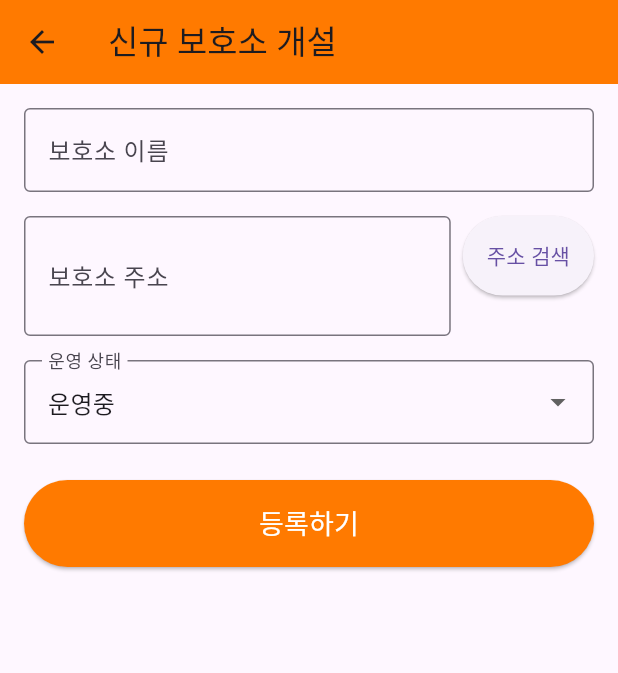
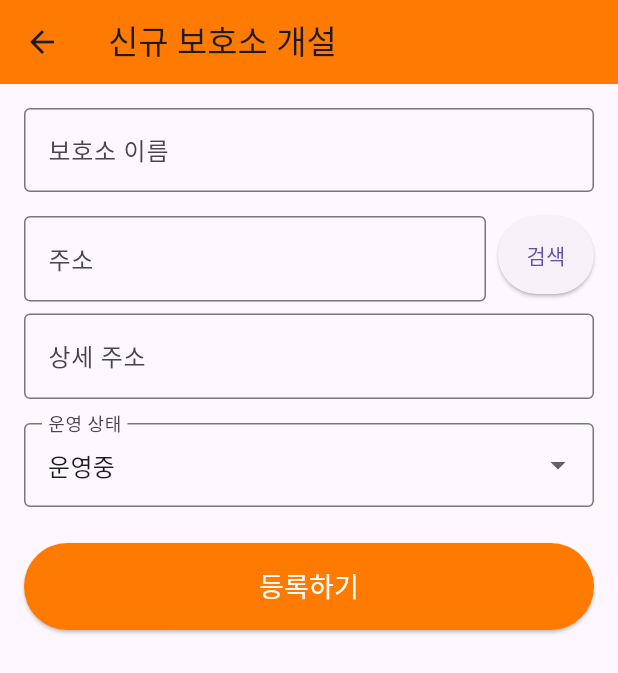
Before and after one commit to jechang-yeon/carelink_app, a Flutter app: the screen it shows once a user with an empty profile is signed in, after a tap on the "add" icon, on a phone screen of 412 x 824 dp. Shown: the top 673 px of the screen. Run offline on Flutter 3.47's test engine with Material 3 defaults, Android fonts, the light colour scheme and no system bars; our stand-ins replace cloud_firestore, firebase_auth, firebase_core, firebase_storage, image_picker, webview_flutter; missing offline and left inert: webview_flutter_android, webview_flutter_wkwebview; accounts and stored records are empty; network calls fail.

Commit message:
20251015_02_수정

```diff
--- a/lib/screens/auth/login_screen.dart
+++ b/lib/screens/auth/login_screen.dart
@@ -1,5 +1,6 @@
 import 'package:flutter/material.dart';
 import 'package:firebase_auth/firebase_auth.dart';
+import 'dart:developer' as developer; // 상세 로그를 위해 추가
 
 class LoginScreen extends StatefulWidget {
   const LoginScreen({super.key});
@@ -9,52 +10,9 @@ class LoginScreen extends StatefulWidget {
 }
 
 class _LoginScreenState extends State<LoginScreen> {
-  final FirebaseAuth _auth = FirebaseAuth.instance;
-  final TextEditingController _emailController = TextEditingController();
-  final TextEditingController _passwordController = TextEditingController();
+  final _emailController = TextEditingController();
+  final _passwordController = TextEditingController();
   bool _isLoading = false;
-
-  static const Color primaryOrange = Color(0xFFFF7A00);
-  static const Color darkGrey = Color(0xFF4A4A4A);
-  static const Color lightGrey = Color(0xFFF5F5F5);
-
-  Future<void> _signIn() async {
-    final scaffoldMessenger = ScaffoldMessenger.of(context);
-
-    if (_isLoading) return;
-    setState(() => _isLoading = true);
-
-    try {
-      await _auth.signInWithEmailAndPassword(
-        email: _emailController.text.trim(),
-        password: _passwordController.text.trim(),
-      );
-      // 로그인 성공 시, main.dart의 AuthWrapper가 자동으로 화면을 전환해주므로
-      // 여기서 화면 이동 코드를 작성할 필요가 없습니다.
-
-    } on FirebaseAuthException catch (e) {
-      String message = '로그인에 실패했습니다. 다시 시도해주세요.';
-      if (e.code == 'user-not-found' || e.code == 'wrong-password' || e.code == 'invalid-credential') {
-        message = '이메일 또는 비밀번호가 올바르지 않습니다.';
-      } else if (e.code == 'invalid-email') {
-        message = '올바른 이메일 형식이 아닙니다.';
-      }
-
-      if (!mounted) return;
-      scaffoldMessenger.showSnackBar(
-        SnackBar(content: Text(message), backgroundColor: Colors.red),
-      );
-    } catch (e) {
-      if (!mounted) return;
-      scaffoldMessenger.showSnackBar(
-        SnackBar(content: Text('알 수 없는 오류가 발생했습니다: ${e.toString()}'), backgroundColor: Colors.red),
-      );
-    } finally {
-      if (mounted) {
-        setState(() => _isLoading = false);
-      }
-    }
-  }
 
   @override
   void dispose() {
@@ -63,94 +21,126 @@ class _LoginScreenState extends State<LoginScreen> {
     super.dispose();
   }
 
+  Future<void> _signIn() async {
+    // 키보드 숨기기
+    FocusScope.of(context).unfocus();
+
+    setState(() {
+      _isLoading = true;
+    });
+
+    try {
+      await FirebaseAuth.instance.signInWithEmailAndPassword(
+        email: _emailController.text.trim(),
+        password: _passwordController.text.trim(),
+      );
+      // 로그인 성공 시 StreamBuilder가 자동으로 화면을 전환해주므로 별도 처리가 필요 없습니다.
+
+    } on FirebaseAuthException catch (e) {
+      developer.log('로그인 실패: Firebase 오류 코드 - ${e.code}', name: 'LoginScreen');
+
+      String errorMessage = '로그인에 실패했습니다. 다시 시도해주세요.';
+      // --- 수정된 부분: 최신 오류 코드 처리 ---
+      if (e.code == 'invalid-credential') {
+        errorMessage = '등록되지 않은 이메일이거나 비밀번호가 틀렸습니다.';
+      } else if (e.code == 'invalid-email') {
+        errorMessage = '유효하지 않은 이메일 형식입니다.';
+      } else if (e.code == 'user-disabled') {
+        errorMessage = '사용 중지된 계정입니다.';
+      }
+
+      if (mounted) {
+        ScaffoldMessenger.of(context).showSnackBar(
+          SnackBar(content: Text(errorMessage)),
+        );
+      }
+    } catch (e) {
+      developer.log('로그인 실패: 알 수 없는 오류 - $e', name: 'LoginScreen');
+      if (mounted) {
+        ScaffoldMessenger.of(context).showSnackBar(
+          const SnackBar(content: Text('알 수 없는 오류가 발생했습니다.')),
+        );
+      }
+    } finally {
+      if (mounted) {
+        setState(() {
+          _isLoading = false;
+        });
+      }
+    }
+  }
+
   @override
   Widget build(BuildContext context) {
     return Scaffold(
-      backgroundColor: lightGrey,
+      backgroundColor: const Color(0xFFF5F5F5),
       body: SafeArea(
-        child: Padding(
-          padding: const EdgeInsets.symmetric(horizontal: 24.0),
+        child: Center(
+          child: SingleChildScrollView(
+            padding: const EdgeInsets.all(32.0),
             child: Column(
               mainAxisAlignment: MainAxisAlignment.center,
-            crossAxisAlignment: CrossAxisAlignment.stretch,
-            children: <Widget>[
+              children: [
                 const Icon(
                   Icons.pets,
-                size: 100,
-                color: primaryOrange,
+                  size: 80,
+                  color: Color(0xFFFF7A00),
                 ),
-              const SizedBox(height: 8),
+                const SizedBox(height: 24),
                 const Text(
-                '케어링크',
-                textAlign: TextAlign.center,
+                  'CareLink',
                   style: TextStyle(
                     fontSize: 32,
                     fontWeight: FontWeight.bold,
-                  color: darkGrey,
+                    color: Color(0xFF4A4A4A),
                   ),
                 ),
                 const Text(
                   '임시보호소 관리 시스템',
-                textAlign: TextAlign.center,
                   style: TextStyle(
                     fontSize: 16,
                     color: Colors.grey,
                   ),
                 ),
-              const SizedBox(height: 48.0),
+                const SizedBox(height: 48),
                 TextField(
                   controller: _emailController,
-                keyboardType: TextInputType.emailAddress,
                   decoration: InputDecoration(
-                  hintText: '이메일 주소',
-                  filled: true,
-                  fillColor: Colors.white,
+                    labelText: '이메일',
                     border: OutlineInputBorder(
-                    borderRadius: BorderRadius.circular(12.0),
-                    borderSide: BorderSide.none,
+                      borderRadius: BorderRadius.circular(12),
                     ),
                   ),
+                  keyboardType: TextInputType.emailAddress,
                 ),
-              const SizedBox(height: 16.0),
+                const SizedBox(height: 16),
                 TextField(
                   controller: _passwordController,
-                obscureText: true,
                   decoration: InputDecoration(
-                  hintText: '비밀번호',
-                  filled: true,
-                  fillColor: Colors.white,
+                    labelText: '비밀번호',
                     border: OutlineInputBorder(
-                    borderRadius: BorderRadius.circular(12.0),
-                    borderSide: BorderSide.none,
+                      borderRadius: BorderRadius.circular(12),
                     ),
                   ),
+                  obscureText: true,
                 ),
-              const SizedBox(height: 24.0),
-              ElevatedButton(
+                const SizedBox(height: 32),
+                SizedBox(
+                  width: double.infinity,
+                  child: ElevatedButton(
+                    onPressed: _isLoading ? null : _signIn,
                     style: ElevatedButton.styleFrom(
-                  backgroundColor: primaryOrange,
-                  padding: const EdgeInsets.symmetric(vertical: 16.0),
+                      backgroundColor: const Color(0xFFFF7A00),
+                      padding: const EdgeInsets.symmetric(vertical: 16),
                       shape: RoundedRectangleBorder(
-                    borderRadius: BorderRadius.circular(12.0),
+                        borderRadius: BorderRadius.circular(12),
                       ),
-                  elevation: 5,
                     ),
-                onPressed: _signIn,
                     child: _isLoading
-                    ? const SizedBox(
-                  height: 20,
-                  width: 20,
-                  child: CircularProgressIndicator(
-                    color: Colors.white,
-                    strokeWidth: 3,
-                  ),
-                )
+                        ? const CircularProgressIndicator(color: Colors.white)
                         : const Text(
                       '로그인',
-                  style: TextStyle(
-                    fontSize: 18,
-                    fontWeight: FontWeight.bold,
-                    color: Colors.white,
+                      style: TextStyle(fontSize: 18, color: Colors.white),
                     ),
                   ),
                 ),
@@ -158,6 +148,7 @@ class _LoginScreenState extends State<LoginScreen> {
             ),
           ),
         ),
+      ),
     );
   }
 }
--- a/lib/screens/home/home_screen.dart
+++ b/lib/screens/home/home_screen.dart
@@ -1,21 +1,21 @@
-import 'package:carelink_app/screens/shelter/add_shelter_screen.dart';
-import 'package:carelink_app/screens/shelter/edit_shelter_screen.dart';
-import 'package:carelink_app/screens/shelter/shelter_detail_screen.dart';
-import 'package:carelink_app/widgets/delete_confirmation_dialog.dart';
+import 'package:carelink_app/widgets/dashboard_summary_card.dart';
 import 'package:flutter/material.dart';
 import 'package:firebase_auth/firebase_auth.dart';
 import 'package:cloud_firestore/cloud_firestore.dart';
+
 import '../../models/shelter.dart';
+import '../../widgets/delete_confirmation_dialog.dart';
+import '../shelter/add_shelter_screen.dart';
+import '../shelter/edit_shelter_screen.dart';
+import '../shelter/shelter_detail_screen.dart';
+import '../logs/activity_log_screen.dart';
 
 class HomeScreen extends StatelessWidget {
   const HomeScreen({super.key});
 
   Future<void> _deleteShelter(BuildContext context, Shelter shelter) async {
     try {
-      // 참고: Firestore의 하위 컬렉션은 문서 삭제 시 자동으로 삭제되지 않습니다.
-      // 실제 프로덕션 앱에서는 이 보호소에 속한 모든 동물 정보(하위 컬렉션)를
-      // 먼저 삭제하는 로직(예: Cloud Function)을 추가해야 합니다.
-      // 현재는 보호소 문서만 삭제합니다.
+      // 참고: 실제 앱에서는 Cloud Functions를 이용해 하위 컬렉션을 삭제해야 합니다.
       await FirebaseFirestore.instance
           .collection('shelters')
           .doc(shelter.id)
@@ -41,6 +41,17 @@ class HomeScreen extends StatelessWidget {
         backgroundColor: const Color(0xFF4A4A4A),
         actions: [
           IconButton(
+            icon: const Icon(Icons.receipt_long),
+            onPressed: () {
+              Navigator.of(context).push(
+                MaterialPageRoute(
+                  builder: (context) => const ActivityLogScreen(),
+                ),
+              );
+            },
+            tooltip: '전체 활동 기록',
+          ),
+          IconButton(
             icon: const Icon(Icons.logout),
             onPressed: () {
               FirebaseAuth.instance.signOut();
@@ -49,7 +60,15 @@ class HomeScreen extends StatelessWidget {
           ),
         ],
       ),
-      body: StreamBuilder<QuerySnapshot>(
+      // --- 화면 구조를 Column으로 변경 ---
+      body: Column(
+        children: [
+          // --- 1. 상단에 대시보드 요약 카드 추가 ---
+          const DashboardSummaryCard(),
+
+          // --- 2. 하단에 보호소 목록을 Expanded로 감싸서 추가 ---
+          Expanded(
+            child: StreamBuilder<QuerySnapshot>(
               stream: FirebaseFirestore.instance
                   .collection('shelters')
                   .orderBy('createdAt', descending: true)
@@ -73,14 +92,15 @@ class HomeScreen extends StatelessWidget {
                     .toList();
 
                 return ListView.builder(
-            padding: const EdgeInsets.all(8.0),
+                  padding: const EdgeInsets.symmetric(horizontal: 8.0),
                   itemCount: shelters.length,
                   itemBuilder: (context, index) {
                     final shelter = shelters[index];
                     return Card(
-                margin: const EdgeInsets.symmetric(vertical: 8.0),
+                      margin: const EdgeInsets.symmetric(vertical: 6.0),
                       child: ListTile(
-                  contentPadding: const EdgeInsets.fromLTRB(16, 8, 8, 8),
+                        contentPadding:
+                        const EdgeInsets.fromLTRB(16, 8, 8, 8),
                         leading: Icon(
                           Icons.home_work_rounded,
                           color: shelter.status == '운영중'
@@ -111,8 +131,9 @@ class HomeScreen extends StatelessWidget {
                                 builder: (context) => DeleteConfirmationDialog(
                                   title: '보호소 삭제',
                                   content:
-                            '정말로 ${shelter.name} 보호소를 삭제하시겠습니까?\n보호소에 등록된 모든 동물 정보도 함께 삭제되며, 이 작업은 되돌릴 수 없습니다.',
-                            onConfirm: () => _deleteShelter(context, shelter),
+                                  '정말로 ${shelter.name} 보호소를 삭제하시겠습니까?\n이 작업은 되돌릴 수 없습니다.',
+                                  onConfirm: () =>
+                                      _deleteShelter(context, shelter),
                                 ),
                               );
                             }
@@ -143,6 +164,9 @@ class HomeScreen extends StatelessWidget {
                 );
               },
             ),
+          ),
+        ],
+      ),
       floatingActionButton: FloatingActionButton(
         onPressed: () {
           Navigator.of(context).push(
--- a/lib/screens/search/address_search_screen.dart
+++ b/lib/screens/search/address_search_screen.dart
@@ -36,11 +36,13 @@ class _AddressSearchScreenState extends State<AddressSearchScreen> {
       ..addJavaScriptChannel(
         'onComplete',
         onMessageReceived: (JavaScriptMessage message) {
-          // 주소 검색이 완료되면, 선택된 주소 데이터를 가지고 이전 화면으로 돌아갑니다.
           Navigator.of(context).pop(message.message);
         },
       )
-      ..loadRequest(Uri.parse('https://jechang-yeon.github.io/carelink_postcode/')); // 여기에 나중에 만들 주소 검색 페이지 URL 입력
+    // --- 수정된 URL ---
+    // 사용자님의 GitHub Pages URL로 변경해야 합니다.
+      ..loadRequest(Uri.parse(
+          'https://jechang-yeon.github.io/carelink_postcode/postcode.html'));
 
     if (controller.platform is AndroidWebViewController) {
       AndroidWebViewController.enableDebugging(true);
--- a/lib/screens/shelter/add_shelter_screen.dart
+++ b/lib/screens/shelter/add_shelter_screen.dart
@@ -1,6 +1,6 @@
+import 'package:carelink_app/widgets/address_input_field.dart';
 import 'package:flutter/material.dart';
 import 'package:cloud_firestore/cloud_firestore.dart';
-import '../search/address_search_screen.dart'; // 주소 검색 화면 import
 
 class AddShelterScreen extends StatefulWidget {
   const AddShelterScreen({super.key});
@@ -12,7 +12,8 @@ class AddShelterScreen extends StatefulWidget {
 class _AddShelterScreenState extends State<AddShelterScreen> {
   final _formKey = GlobalKey<FormState>();
   final _nameController = TextEditingController();
-  final _addressController = TextEditingController(); // 주소 컨트롤러
+  final _addressController = TextEditingController();
+  final _addressDetailController = TextEditingController(); // 상세 주소 컨트롤러
   String _status = '운영중';
   bool _isLoading = false;
 
@@ -20,6 +21,7 @@ class _AddShelterScreenState extends State<AddShelterScreen> {
   void dispose() {
     _nameController.dispose();
     _addressController.dispose();
+    _addressDetailController.dispose();
     super.dispose();
   }
 
@@ -32,6 +34,7 @@ class _AddShelterScreenState extends State<AddShelterScreen> {
         await FirebaseFirestore.instance.collection('shelters').add({
           'name': _nameController.text,
           'address': _addressController.text,
+          'addressDetail': _addressDetailController.text, // 상세 주소 저장
           'status': _status,
           'createdAt': Timestamp.now(),
         });
@@ -47,8 +50,6 @@ class _AddShelterScreenState extends State<AddShelterScreen> {
           SnackBar(content: Text('오류가 발생했습니다: $e')),
         );
       } finally {
-        // --- 수정된 부분 ---
-        // return을 사용하지 않고, mounted 상태일 때만 setState를 호출하도록 변경
         if (mounted) {
           setState(() {
             _isLoading = false;
@@ -78,59 +79,14 @@ class _AddShelterScreenState extends State<AddShelterScreen> {
                   labelText: '보호소 이름',
                   border: OutlineInputBorder(),
                 ),
-                validator: (value) {
-                  if (value == null || value.isEmpty) {
-                    return '보호소 이름을 입력해주세요.';
-                  }
-                  return null;
-                },
+                validator: (value) =>
+                value!.isEmpty ? '보호소 이름을 입력해주세요.' : null,
               ),
               const SizedBox(height: 16),
-              Row(
-                crossAxisAlignment: CrossAxisAlignment.start,
-                children: [
-                  Expanded(
-                    child: TextFormField(
-                      controller: _addressController,
-                      decoration: const InputDecoration(
-                        labelText: '보호소 주소',
-                        border: OutlineInputBorder(),
-                      ),
-                      validator: (value) {
-                        if (value == null || value.isEmpty) {
-                          return '보호소 주소를 입력해주세요.';
-                        }
-                        return null;
-                      },
-                      maxLines: 2, // 주소가 길 수 있으므로 2줄로 설정
-                    ),
-                  ),
-                  const SizedBox(width: 8),
-                  ElevatedButton(
-                    onPressed: () async {
-                      // 주소 검색 화면으로 이동하고 결과를 받음
-                      final result = await Navigator.of(context).push(
-                        MaterialPageRoute(
-                          builder: (context) => const AddressSearchScreen(),
-                        ),
-                      );
-
-                      // 결과가 있으면 주소 컨트롤러에 값 설정
-                      if (result != null && result is String) {
-                        setState(() {
-                          _addressController.text = result;
-                        });
-                      }
-                    },
-                    style: ElevatedButton.styleFrom(
-                      padding: const EdgeInsets.symmetric(
-                        horizontal: 16,
-                        vertical: 16,
-                      ),
-                    ),
-                    child: const Text('주소 검색'),
-                  ),
-                ],
+              // --- 새로운 주소 입력 필드 적용 ---
+              AddressInputField(
+                mainAddressController: _addressController,
+                detailAddressController: _addressDetailController,
               ),
               const SizedBox(height: 16),
               DropdownButtonFormField<String>(
--- a/lib/screens/shelter/edit_shelter_screen.dart
+++ b/lib/screens/shelter/edit_shelter_screen.dart
@@ -49,7 +49,7 @@ class _EditShelterScreenState extends State<EditShelterScreen> {
         });
 
         if (!mounted) return;
-        Navigator.of(context).pop(); // 수정 후 대시보드로 복귀
+        Navigator.of(context).pop();
         ScaffoldMessenger.of(context).showSnackBar(
           const SnackBar(content: Text('보호소 정보가 성공적으로 수정되었습니다.')),
         );
@@ -98,8 +98,10 @@ class _EditShelterScreenState extends State<EditShelterScreen> {
                   Expanded(
                     child: TextFormField(
                       controller: _addressController,
+                      readOnly: true,
                       decoration: const InputDecoration(
                         labelText: '보호소 주소',
+                        hintText: '오른쪽 버튼으로 주소를 검색하세요.',
                         border: OutlineInputBorder(),
                       ),
                       validator: (value) =>
@@ -124,10 +126,10 @@ class _EditShelterScreenState extends State<EditShelterScreen> {
                     style: ElevatedButton.styleFrom(
                       padding: const EdgeInsets.symmetric(
                         horizontal: 16,
-                        vertical: 16,
+                        vertical: 24,
                       ),
                     ),
-                    child: const Text('주소 검색'),
+                    child: const Text('검색'),
                   ),
                 ],
               ),
--- a/lib/services/image_picker_service.dart
+++ b/lib/services/image_picker_service.dart
@@ -24,10 +24,8 @@ class ImagePickerService {
     List<String> downloadUrls = [];
     try {
       for (var image in images) {
-        // 파일 이름이 중복되지 않도록 현재 시간으로 파일명 생성
         final String fileName =
             '${DateTime.now().millisecondsSinceEpoch}_${image.name}';
-        // 저장 경로 설정: /animal_photos/{보호소ID}/{파일명}
         final Reference ref =
         _storage.ref().child('animal_photos/$shelterId/$fileName');
 
@@ -37,7 +35,6 @@ class ImagePickerService {
         downloadUrls.add(downloadUrl);
       }
     } catch (e) {
-      // print 대신 debugPrint 사용
       debugPrint('이미지 업로드 오류: $e');
     }
     return downloadUrls;
--- /dev/null
+++ b/lib/widgets/address_input_field.dart
@@ -0,0 +1,69 @@
+import 'package:flutter/material.dart';
+import '../screens/search/address_search_screen.dart';
+
+class AddressInputField extends StatelessWidget {
+  final TextEditingController mainAddressController;
+  final TextEditingController detailAddressController;
+
+  const AddressInputField({
+    super.key,
+    required this.mainAddressController,
+    required this.detailAddressController,
+  });
+
+  @override
+  Widget build(BuildContext context) {
+    return Column(
+      children: [
+        Row(
+          crossAxisAlignment: CrossAxisAlignment.start,
+          children: [
+            Expanded(
+              child: TextFormField(
+                controller: mainAddressController,
+                readOnly: true,
+                decoration: const InputDecoration(
+                  labelText: '주소',
+                  hintText: '오른쪽 버튼으로 주소를 검색하세요.',
+                  border: OutlineInputBorder(),
+                ),
+                validator: (value) =>
+                value!.isEmpty ? '주소를 검색해주세요.' : null,
+              ),
+            ),
+            const SizedBox(width: 8),
+            ElevatedButton(
+              onPressed: () async {
+                final result = await Navigator.of(context).push(
+                  MaterialPageRoute(
+                    builder: (context) => const AddressSearchScreen(),
+                  ),
+                );
+
+                if (result != null && result is String) {
+                  mainAddressController.text = result;
+                }
+              },
+              style: ElevatedButton.styleFrom(
+                padding: const EdgeInsets.symmetric(
+                  horizontal: 16,
+                  vertical: 16,
+                ),
+              ),
+              child: const Text('검색'),
+            ),
+          ],
+        ),
+        const SizedBox(height: 8),
+        TextFormField(
+          controller: detailAddressController,
+          decoration: const InputDecoration(
+            labelText: '상세 주소',
+            hintText: '동, 호수 등 상세 주소를 입력하세요.',
+            border: OutlineInputBorder(),
+          ),
+        ),
+      ],
+    );
+  }
+}
--- /dev/null
+++ b/lib/widgets/dashboard_summary_card.dart
@@ -0,0 +1,110 @@
+import 'package:flutter/material.dart';
+import 'package:cloud_firestore/cloud_firestore.dart';
+
+class DashboardSummaryCard extends StatelessWidget {
+  const DashboardSummaryCard({super.key});
+
+  @override
+  Widget build(BuildContext context) {
+    return Card(
+      margin: const EdgeInsets.all(12.0),
+      elevation: 4,
+      shape: RoundedRectangleBorder(borderRadius: BorderRadius.circular(12)),
+      child: Padding(
+        padding: const EdgeInsets.all(16.0),
+        child: Column(
+          crossAxisAlignment: CrossAxisAlignment.start,
+          children: [
+            Text(
+              '전체 현황',
+              style: TextStyle(
+                fontSize: 18,
+                fontWeight: FontWeight.bold,
+                color: Colors.grey[700],
+              ),
+            ),
+            const SizedBox(height: 16),
+            // collectionGroup을 사용하여 모든 보호소의 'animals' 하위 컬렉션을 한번에 가져옵니다.
+            StreamBuilder<QuerySnapshot>(
+              stream: FirebaseFirestore.instance.collectionGroup('animals').snapshots(),
+              builder: (context, snapshot) {
+                if (snapshot.connectionState == ConnectionState.waiting) {
+                  return const Center(child: CircularProgressIndicator());
+                }
+                if (!snapshot.hasData || snapshot.data!.docs.isEmpty) {
+                  return const Center(child: Text('보호중인 동물이 없습니다.'));
+                }
+
+                // 데이터 분석
+                final animals = snapshot.data!.docs;
+                final totalAnimals = animals.length;
+                final dogs = animals.where((doc) => doc['species'] == '개').length;
+                final cats = animals.where((doc) => doc['species'] == '고양이').length;
+                final others = totalAnimals - dogs - cats;
+
+                return Row(
+                  mainAxisAlignment: MainAxisAlignment.spaceAround,
+                  children: [
+                    _buildStatItem(
+                      icon: Icons.pets,
+                      label: '전체 동물',
+                      count: totalAnimals,
+                      color: const Color(0xFFFF7A00),
+                    ),
+                    _buildStatItem(
+                      icon: Icons.cruelty_free, // 강아지 아이콘 대용
+                      label: '개',
+                      count: dogs,
+                      color: Colors.blueGrey,
+                    ),
+                    _buildStatItem(
+                      icon: Icons.catching_pokemon, // 고양이 아이콘 대용
+                      label: '고양이',
+                      count: cats,
+                      color: Colors.teal,
+                    ),
+                    _buildStatItem(
+                      icon: Icons.more_horiz,
+                      label: '기타',
+                      count: others,
+                      color: Colors.grey,
+                    ),
+                  ],
+                );
+              },
+            ),
+          ],
+        ),
+      ),
+    );
+  }
+
+  // 통계 항목 UI를 만드는 헬퍼 위젯
+  Widget _buildStatItem({
+    required IconData icon,
+    required String label,
+    required int count,
+    required Color color,
+  }) {
+    return Column(
+      children: [
+        Icon(icon, color: color, size: 32),
+        const SizedBox(height: 8),
+        Text(
+          '$count',
+          style: const TextStyle(
+            fontSize: 22,
+            fontWeight: FontWeight.bold,
+          ),
+        ),
+        Text(
+          label,
+          style: const TextStyle(
+            fontSize: 12,
+            color: Colors.grey,
+          ),
+        ),
+      ],
+    );
+  }
+}
```
Also changed, not shown: lib/screens/animal/add_animal_screen.dart (+101 -45 lines), firebase.json, lib/firebase_options.dart, 1 other file. Lines whose indentation alone changed are shown as unchanged.
